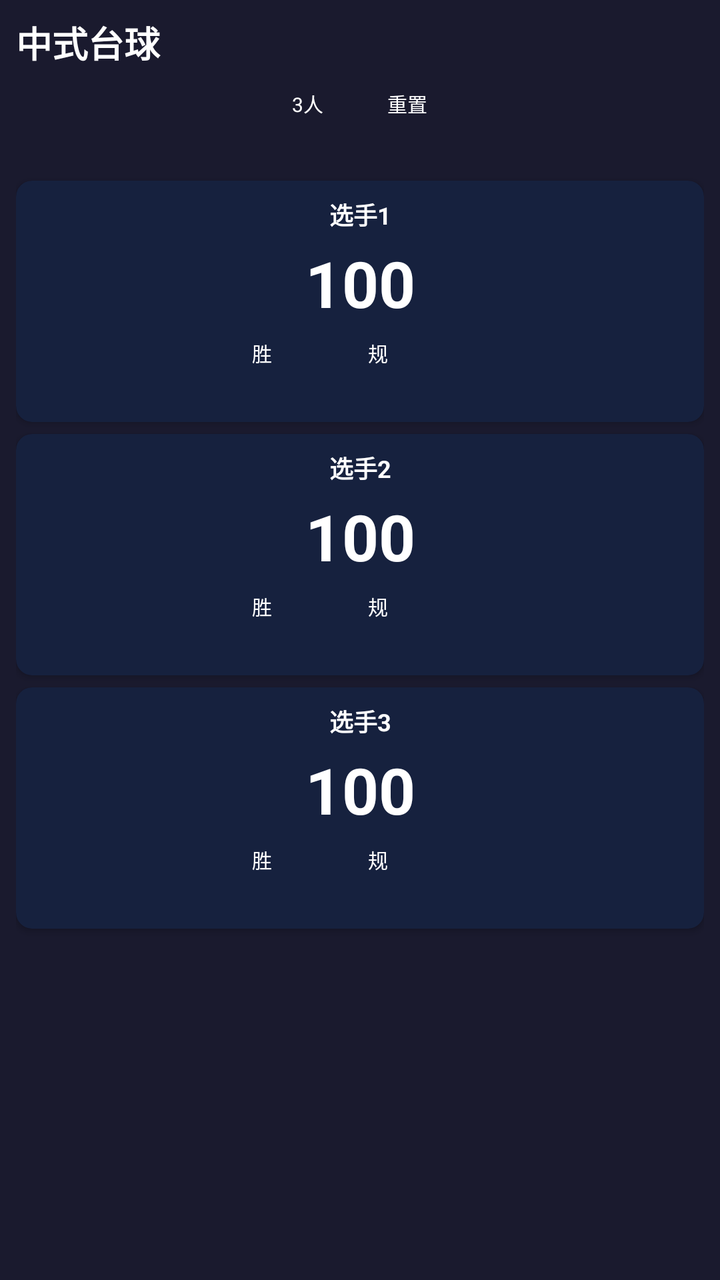
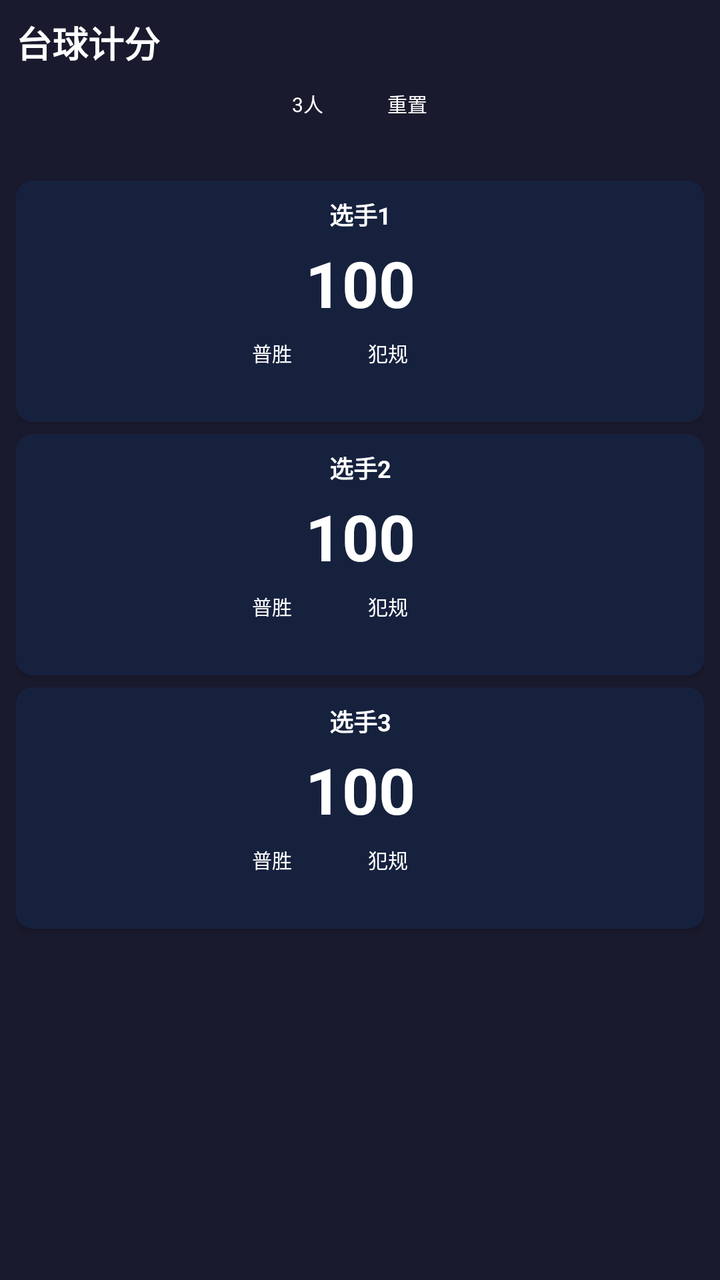

An Android layout rendered at two revisions. The XML below is the earlier revision; the diff shows what the commit changed to produce the second picture.
<!-- AndroidManifest.xml: application theme Theme.GameScore -->
<!-- res/layout/activity_main.xml -->
<?xml version="1.0" encoding="utf-8"?>
<FrameLayout xmlns:android="http://schemas.android.com/apk/res/android"
    xmlns:app="http://schemas.android.com/apk/res-auto"
    android:layout_width="match_parent"
    android:layout_height="match_parent"
    android:background="@color/background">

    <LinearLayout
        android:layout_width="match_parent"
        android:layout_height="match_parent"
        android:background="@color/background"
        android:orientation="vertical">

        <ScrollView
            android:layout_width="match_parent"
            android:layout_height="0dp"
            android:layout_weight="1"
            android:fillViewport="true">

            <LinearLayout
                android:layout_width="match_parent"
                android:layout_height="wrap_content"
                android:orientation="vertical"
                android:padding="8dp">

                <TextView
                    android:id="@+id/title"
                    android:layout_width="match_parent"
                    android:layout_height="wrap_content"
                    android:text="@string/app_name"
                    android:textSize="18sp"
                    android:textStyle="bold"
                    android:textAlignment="center"
                    android:textColor="@color/text_primary"
                    android:layout_marginBottom="10dp"/>

                <LinearLayout
                    android:layout_width="match_parent"
                    android:layout_height="wrap_content"
                    android:orientation="horizontal"
                    android:gravity="center"
                    android:layout_marginBottom="10dp">

                    <Button
                        android:id="@+id/mode_btn"
                        android:layout_width="wrap_content"
                        android:layout_height="36dp"
                        android:text="@string/mode_3_player"
                        android:backgroundTint="@color/accent"
                        android:textColor="@color/white"
                        android:textSize="10sp"
                        android:paddingHorizontal="12dp"/>

                    <Button
                        android:id="@+id/reset_btn"
                        android:layout_width="wrap_content"
                        android:layout_height="36dp"
                        android:text="@string/reset"
                        android:backgroundTint="@color/error"
                        android:textColor="@color/white"
                        android:textSize="10sp"
                        android:paddingHorizontal="12dp"
                        android:layout_marginStart="8dp"/>

                </LinearLayout>

                <androidx.cardview.widget.CardView
                    android:layout_width="match_parent"
                    android:layout_height="wrap_content"
                    app:cardBackgroundColor="@color/card"
                    app:cardCornerRadius="8dp"
                    android:layout_marginBottom="6dp">

                    <LinearLayout
                        android:layout_width="match_parent"
                        android:layout_height="wrap_content"
                        android:orientation="vertical"
                        android:padding="8dp">

                        <TextView
                            android:id="@+id/player1_name"
                            android:layout_width="match_parent"
                            android:layout_height="wrap_content"
                            android:text="@string/player1"
                            android:textSize="12sp"
                            android:textStyle="bold"
                            android:textColor="@color/text_primary"
                            android:gravity="center"
                            android:layout_marginBottom="4dp"/>

                        <TextView
                            android:id="@+id/player1_score"
                            android:layout_width="match_parent"
                            android:layout_height="wrap_content"
                            android:text="100"
                            android:textSize="32sp"
                            android:textStyle="bold"
                            android:textColor="@color/text_primary"
                            android:gravity="center"
                            android:layout_marginBottom="6dp"/>

                        <LinearLayout
                            android:layout_width="match_parent"
                            android:layout_height="wrap_content"
                            android:orientation="horizontal"
                            android:gravity="center">

                            <Button
                                android:id="@+id/player1_win"
                                android:layout_width="50dp"
                                android:layout_height="34dp"
                                android:text="@string/win"
                                android:backgroundTint="@color/success"
                                android:textColor="@color/white"
                                android:textSize="10sp"/>

                            <Button
                                android:id="@+id/player1_foul"
                                android:layout_width="50dp"
                                android:layout_height="34dp"
                                android:text="@string/foul"
                                android:backgroundTint="@color/error"
                                android:textColor="@color/white"
                                android:textSize="10sp"
                                android:layout_marginStart="8dp"/>

                        </LinearLayout>

                    </LinearLayout>

                </androidx.cardview.widget.CardView>

                <androidx.cardview.widget.CardView
                    android:layout_width="match_parent"
                    android:layout_height="wrap_content"
                    app:cardBackgroundColor="@color/card"
                    app:cardCornerRadius="8dp"
                    android:layout_marginBottom="6dp">

                    <LinearLayout
                        android:layout_width="match_parent"
                        android:layout_height="wrap_content"
                        android:orientation="vertical"
                        android:padding="8dp">

                        <TextView
                            android:id="@+id/player2_name"
                            android:layout_width="match_parent"
                            android:layout_height="wrap_content"
                            android:text="@string/player2"
                            android:textSize="12sp"
                            android:textStyle="bold"
                            android:textColor="@color/text_primary"
                            android:gravity="center"
                            android:layout_marginBottom="4dp"/>

                        <TextView
                            android:id="@+id/player2_score"
                            android:layout_width="match_parent"
                            android:layout_height="wrap_content"
                            android:text="100"
                            android:textSize="32sp"
                            android:textStyle="bold"
                            android:textColor="@color/text_primary"
                            android:gravity="center"
                            android:layout_marginBottom="6dp"/>

                        <LinearLayout
                            android:layout_width="match_parent"
                            android:layout_height="wrap_content"
                            android:orientation="horizontal"
                            android:gravity="center">

                            <Button
                                android:id="@+id/player2_win"
                                android:layout_width="50dp"
                                android:layout_height="34dp"
                                android:text="@string/win"
                                android:backgroundTint="@color/success"
                                android:textColor="@color/white"
                                android:textSize="10sp"/>

                            <Button
                                android:id="@+id/player2_foul"
                                android:layout_width="50dp"
                                android:layout_height="34dp"
                                android:text="@string/foul"
                                android:backgroundTint="@color/error"
                                android:textColor="@color/white"
                                android:textSize="10sp"
                                android:layout_marginStart="8dp"/>

                        </LinearLayout>

                    </LinearLayout>

                </androidx.cardview.widget.CardView>

                <androidx.cardview.widget.CardView
                    android:id="@+id/player3_card"
                    android:layout_width="match_parent"
                    android:layout_height="wrap_content"
                    app:cardBackgroundColor="@color/card"
                    app:cardCornerRadius="8dp">

                    <LinearLayout
                        android:layout_width="match_parent"
                        android:layout_height="wrap_content"
                        android:orientation="vertical"
                        android:padding="8dp">

                        <TextView
                            android:id="@+id/player3_name"
                            android:layout_width="match_parent"
                            android:layout_height="wrap_content"
                            android:text="@string/player3"
                            android:textSize="12sp"
                            android:textStyle="bold"
                            android:textColor="@color/text_primary"
                            android:gravity="center"
                            android:layout_marginBottom="4dp"/>

                        <TextView
                            android:id="@+id/player3_score"
                            android:layout_width="match_parent"
                            android:layout_height="wrap_content"
                            android:text="100"
                            android:textSize="32sp"
                            android:textStyle="bold"
                            android:textColor="@color/text_primary"
                            android:gravity="center"
                            android:layout_marginBottom="6dp"/>

                        <LinearLayout
                            android:layout_width="match_parent"
                            android:layout_height="wrap_content"
                            android:orientation="horizontal"
                            android:gravity="center">

                            <Button
                                android:id="@+id/player3_win"
                                android:layout_width="50dp"
                                android:layout_height="34dp"
                                android:text="@string/win"
                                android:backgroundTint="@color/success"
                                android:textColor="@color/white"
                                android:textSize="10sp"/>

                            <Button
                                android:id="@+id/player3_foul"
                                android:layout_width="50dp"
                                android:layout_height="34dp"
                                android:text="@string/foul"
                                android:backgroundTint="@color/error"
                                android:textColor="@color/text_primary"
                                android:textSize="10sp"
                                android:layout_marginStart="8dp"/>

                        </LinearLayout>

                    </LinearLayout>

                </androidx.cardview.widget.CardView>

            </LinearLayout>

        </ScrollView>

    </LinearLayout>

    <LinearLayout
        android:id="@+id/selector_panel"
        android:layout_width="match_parent"
        android:layout_height="match_parent"
        android:orientation="vertical"
        android:padding="20dp"
        android:background="#FF000000"
        android:visibility="gone">

            <TextView
                android:id="@+id/selector_title"
                android:layout_width="match_parent"
                android:layout_height="wrap_content"
                android:text="@string/select_target"
                android:textSize="16sp"
                android:textStyle="bold"
                android:textColor="#FFFFFFFF"
                android:textAlignment="center"
                android:layout_marginBottom="20dp"/>

            <LinearLayout
                android:layout_width="match_parent"
                android:layout_height="wrap_content"
                android:orientation="horizontal"
                android:gravity="center">

                <Button
                    android:id="@+id/selector_player1"
                    android:layout_width="50dp"
                    android:layout_height="50dp"
                    android:text="@string/player1"
                    android:backgroundTint="#FF00FF00"
                    android:textColor="#FF000000"
                    android:textSize="12sp"
                    android:textStyle="bold"/>

                <Button
                    android:id="@+id/selector_player2"
                    android:layout_width="50dp"
                    android:layout_height="50dp"
                    android:text="@string/player2"
                    android:backgroundTint="#FF00FF00"
                    android:textColor="#FF000000"
                    android:textSize="12sp"
                    android:textStyle="bold"
                    android:layout_marginStart="8dp"/>

                <Button
                    android:id="@+id/selector_player3"
                    android:layout_width="50dp"
                    android:layout_height="50dp"
                    android:text="@string/player3"
                    android:backgroundTint="#FF00FF00"
                    android:textColor="#FF000000"
                    android:textSize="12sp"
                    android:textStyle="bold"
                    android:layout_marginStart="8dp"/>

            </LinearLayout>

            <Button
                android:id="@+id/selector_cancel"
                android:layout_width="match_parent"
                android:layout_height="40dp"
                android:text="@string/cancel"
                android:backgroundTint="#FFFFFFFF"
                android:textColor="#FF000000"
                android:textSize="14sp"
                android:textStyle="bold"
                android:layout_marginTop="20dp"/>

    </LinearLayout>

    <LinearLayout
        android:id="@+id/confirm_panel"
        android:layout_width="match_parent"
        android:layout_height="match_parent"
        android:orientation="vertical"
        android:padding="20dp"
        android:background="#FF000000"
        android:visibility="gone">

            <TextView
                android:id="@+id/confirm_title"
                android:layout_width="match_parent"
                android:layout_height="wrap_content"
                android:text="@string/confirm_reset"
                android:textSize="16sp"
                android:textStyle="bold"
                android:textColor="#FFFFFFFF"
                android:textAlignment="center"
                android:layout_marginBottom="30dp"/>

            <LinearLayout
                android:layout_width="match_parent"
                android:layout_height="wrap_content"
                android:orientation="horizontal"
                android:gravity="center">

                <Button
                    android:id="@+id/confirm_ok"
                    android:layout_width="70dp"
                    android:layout_height="45dp"
                    android:text="@string/ok"
                    android:backgroundTint="#FF00FF00"
                    android:textColor="#FF000000"
                    android:textSize="14sp"
                    android:textStyle="bold"/>

                <Button
                    android:id="@+id/confirm_cancel"
                    android:layout_width="70dp"
                    android:layout_height="45dp"
                    android:text="@string/cancel"
                    android:backgroundTint="#FFFFFFFF"
                    android:textColor="#FF000000"
                    android:textSize="14sp"
                    android:textStyle="bold"
                    android:layout_marginStart="15dp"/>

            </LinearLayout>

    </LinearLayout>

</FrameLayout>
<!-- resources referenced by this layout -->
<resources>
  <color name="accent">#FF2196F3</color>
  <color name="background">#FF1a1a2e</color>
  <color name="card">#FF16213e</color>
  <color name="error">#FFF44336</color>
  <color name="success">#FF4CAF50</color>
  <color name="text_primary">#FFFFFFFF</color>
  <color name="white">#FFFFFFFF</color>
  <string name="app_name">中式台球</string>
  <string name="cancel">取消</string>
  <string name="confirm_reset">确定要重置所有分数吗？</string>
  <string name="foul">规</string>
  <string name="mode_3_player">3人</string>
  <string name="ok">确定</string>
  <string name="player1">选手1</string>
  <string name="player2">选手2</string>
  <string name="player3">选手3</string>
  <string name="reset">重置</string>
  <string name="select_target">选择目标选手</string>
  <string name="win">胜</string>
  <style name="Theme.GameScore" parent="android:Theme.Material.Light">
          <item name="android:colorPrimary">@color/accent</item>
          <item name="android:colorPrimaryDark">@color/card</item>
          <item name="android:colorAccent">@color/accent</item>
          <item name="android:windowBackground">@color/background</item>
          <item name="android:statusBarColor">@color/background</item>
      </style>
</resources>

<!-- the commit's change to res/layout/activity_main.xml (unified diff, before → after) -->
@@ -346,7 +346,7 @@
         android:layout_width="match_parent"
         android:layout_height="match_parent"
         android:orientation="vertical"
-        android:padding="20dp"
+        android:padding="22dp"
         android:background="#FF000000"
         android:visibility="gone">
 
@@ -355,11 +355,11 @@
                 android:layout_width="match_parent"
                 android:layout_height="wrap_content"
                 android:text="@string/confirm_reset"
-                android:textSize="16sp"
+                android:textSize="14sp"
                 android:textStyle="bold"
                 android:textColor="#FFFFFFFF"
                 android:textAlignment="center"
-                android:layout_marginBottom="30dp"/>
+                android:layout_marginBottom="25dp"/>
 
             <LinearLayout
                 android:layout_width="match_parent"
<!-- resource entries referenced after the edit -->
@@ -7,10 +7,10 @@
   <color name="success">#FF4CAF50</color>
   <color name="text_primary">#FFFFFFFF</color>
   <color name="white">#FFFFFFFF</color>
-  <string name="app_name">中式台球</string>
+  <string name="app_name">台球计分</string>
   <string name="cancel">取消</string>
   <string name="confirm_reset">确定要重置所有分数吗？</string>
-  <string name="foul">规</string>
+  <string name="foul">犯规</string>
   <string name="mode_3_player">3人</string>
   <string name="ok">确定</string>
   <string name="player1">选手1</string>
@@ -18,13 +18,45 @@
   <string name="player3">选手3</string>
   <string name="reset">重置</string>
   <string name="select_target">选择目标选手</string>
-  <string name="win">胜</string>
-  <style name="Theme.GameScore" parent="android:Theme.Material.Light">
-          <item name="android:colorPrimary">@color/accent</item>
-          <item name="android:colorPrimaryDark">@color/card</item>
-          <item name="android:colorAccent">@color/accent</item>
-          <item name="android:windowBackground">@color/background</item>
-          <item name="android:statusBarColor">@color/background</item>
+  <string name="win">普胜</string>
+  <style name="Theme.GameScore.Splash" parent="android:Theme.Material.Light.NoActionBar">
+          <item name="android:windowBackground">@drawable/splash_background</item>
+          <item name="android:windowFullscreen">true</item>
       </style>
+  <!-- drawable splash_background (drawable) -->
+  <layer-list xmlns:android="http://schemas.android.com/apk/res/android">
+      <item android:drawable="@color/black" />
+      <item>
+          <bitmap
+              android:src="@drawable/ic_8ball"
+              android:gravity="center" />
+      </item>
+  </layer-list>
+  <color name="black">#FF000000</color>
+  <!-- drawable ic_8ball (drawable) -->
+  <vector xmlns:android="http://schemas.android.com/apk/res/android"
+      android:width="108dp"
+      android:height="108dp"
+      android:viewportWidth="108"
+      android:viewportHeight="108">
+      <path
+          android:fillColor="#FF5B6678"
+          android:pathData="M54,6 A48,48 0 1,1 54,102 A48,48 0 1,1 54,6"/>
+      <path
+          android:fillColor="#FF3D4756"
+          android:pathData="M54,8 A46,46 0 1,1 54,100 A46,46 0 1,1 54,8"/>
+      <path
+          android:fillColor="#FF8E9AAF"
+          android:pathData="M28,18 Q54,8 54,32 Q54,8 80,18"/>
+      <path
+          android:fillColor="#FFFFFFFF"
+          android:pathData="M54,30 A24,24 0 1,1 54,78 A24,24 0 1,1 54,30"/>
+      <path
+          android:fillColor="#FF3D4756"
+          android:pathData="M54,33 A21,21 0 1,1 54,75 A21,21 0 1,1 54,33"/>
+      <path
+          android:fillColor="#FFFFFFFF"
+          android:pathData="M44,50 L46,50 L50,58 L54,50 L56,50 L56,74 L54,74 L54,64 L50,70 L46,64 L46,74 L44,74 Z"/>
+  </vector>
 </resources>
 
